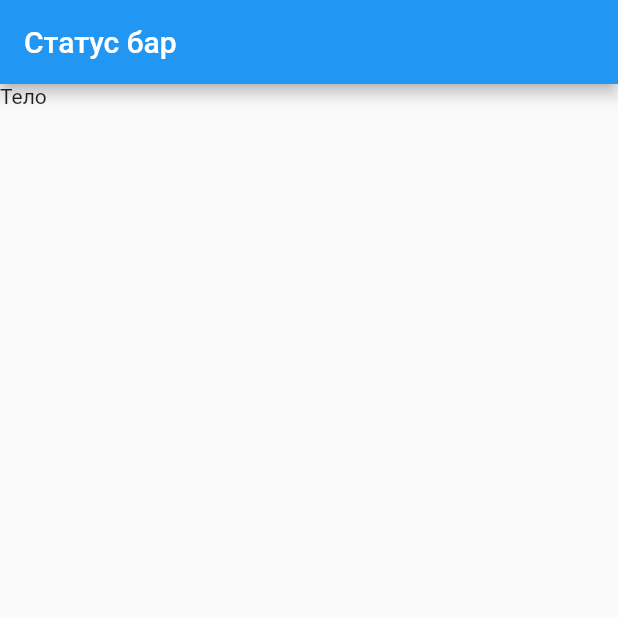
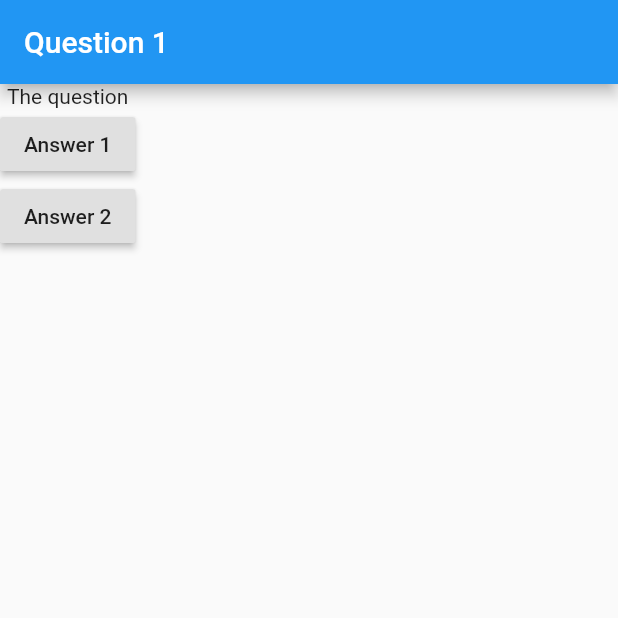
Before and after one commit to coder2k4/flutter_firstlook, a Flutter app: the screen it shows after launch, on a phone screen of 412 x 824 dp, the top half of it. Run offline on Flutter 3.47's test engine with Material 2 defaults, Android fonts, the phone set to English and light mode, and no system bars.

Commit message:
Quiz init

```diff
--- a/lib/main.dart
+++ b/lib/main.dart
@@ -7,13 +7,42 @@ void main() => runApp(MyApp());
 // }
 
 class MyApp extends StatelessWidget {
+  var qIndex = 0;
+
+  void answerQuestion() {
+    qIndex += 1;
+
+    if (qIndex > 3) qIndex = 0;
+    print(qIndex);
+  }
+
+  var questions = [
+    'Question 1',
+    'Question 2',
+    'Question 3',
+    'Question 4',
+  ];
+
+  @override
   Widget build(BuildContext context) {
     return MaterialApp(
       home: Scaffold(
         appBar: AppBar(
-          title: Text('Статус бар'),
+          title: Text(questions[qIndex]),
         ),
-        body: Text('Тело'),
+        body: Column(
+          children: [
+            Text('The question'),
+            RaisedButton(
+              child: Text('Answer 1'),
+              onPressed: answerQuestion,
+            ),
+            RaisedButton(
+              child: Text('Answer 2'),
+              onPressed: answerQuestion,
+            )
+          ],
+        ),
       ),
     );
   }
```
